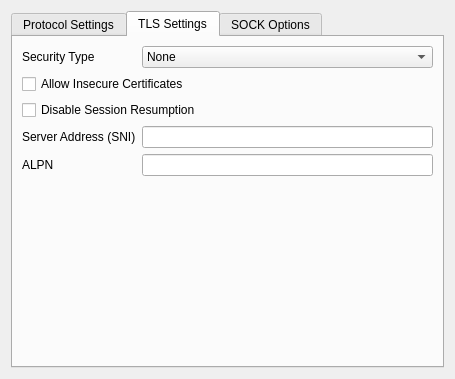
Qt form src/ui/widgets/widgets/StreamSettingsWidget.ui (Qv2ray/Qv2ray) before a commit.
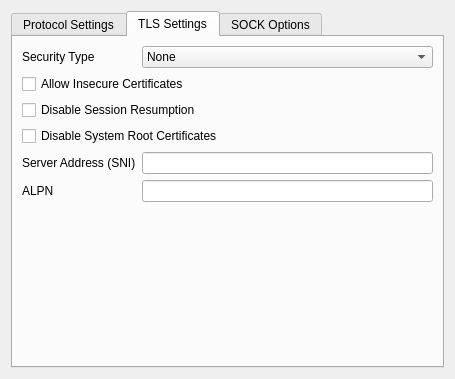
The same form after that commit. The open tabs and pages were chosen to show the change.

Commit message:
expose disableSystemRoot certificate entry (#1008)
* expose disableSystemRoot certificate entry
* reformat with clang-format
* Update StreamSettingsWidget.ui
* Update StreamSettingsWidget.ui
* Update BUILDVERSION

Diff of the .ui file:
```diff
--- a/src/ui/widgets/widgets/StreamSettingsWidget.ui
+++ b/src/ui/widgets/widgets/StreamSettingsWidget.ui
@@ -691,26 +691,33 @@
          </property>
         </widget>
        </item>
-       <item row="3" column="0">
+       <item row="4" column="0">
         <widget class="QLabel" name="label_6">
          <property name="text">
           <string>Server Address (SNI)</string>
          </property>
         </widget>
        </item>
-       <item row="3" column="1">
+       <item row="4" column="1">
         <widget class="QLineEdit" name="serverNameTxt"/>
        </item>
-       <item row="4" column="0">
+       <item row="5" column="0">
         <widget class="QLabel" name="label_14">
          <property name="text">
           <string>ALPN</string>
          </property>
         </widget>
        </item>
-       <item row="4" column="1">
+       <item row="5" column="1">
         <widget class="QLineEdit" name="alpnTxt"/>
        </item>
+       <item row="3" column="0" colspan="2">
+        <widget class="QCheckBox" name="disableSystemRoot">
+         <property name="text">
+          <string>Disable System Root Certificates</string>
+         </property>
+        </widget>
+       </item>
       </layout>
      </widget>
      <widget class="QWidget" name="tab_2">
```
The commit also changes 3 other files.
